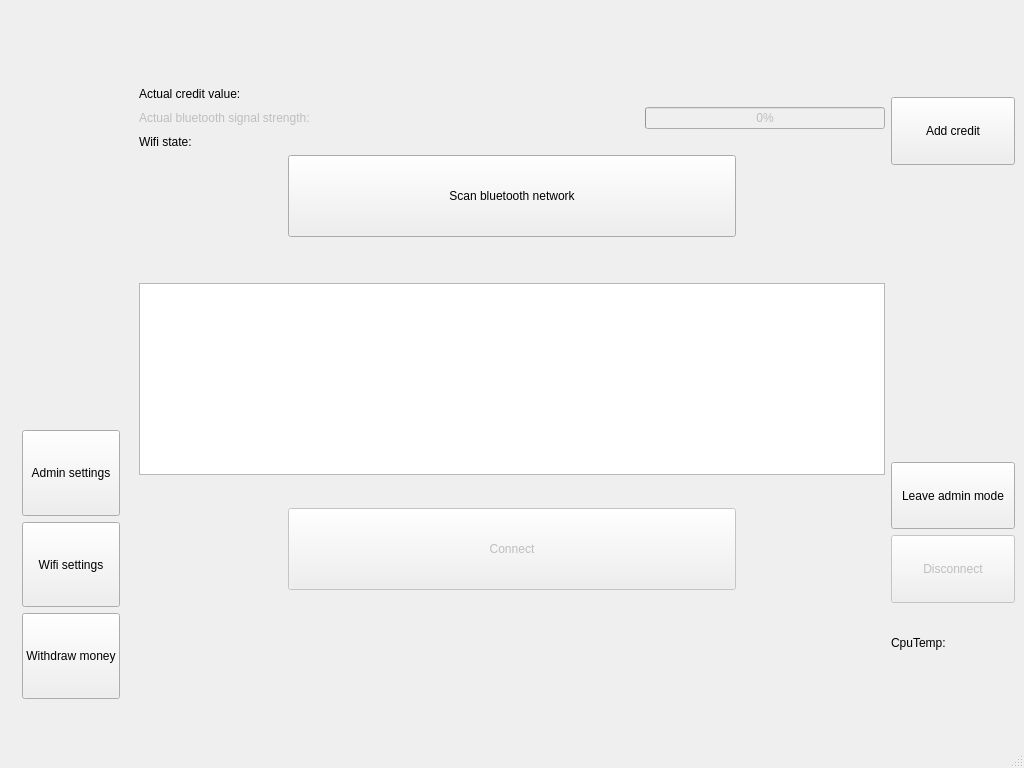
This is blue-app/ui/MainWindow.ui in matus-u/sz-bluetooth as Qt 5 draws it before an edit. The edited form follows.
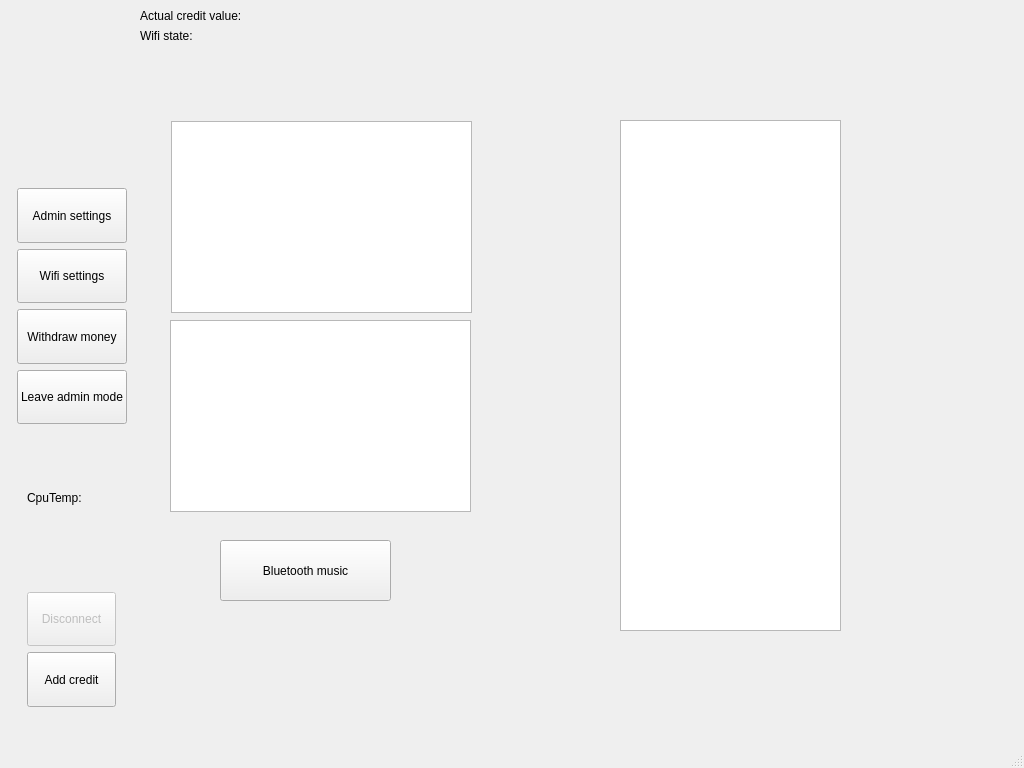
This is the edited form. The open tabs and pages were chosen to show the change.

Commit message: add first support for button handling

```diff
--- a/blue-app/ui/MainWindow.ui
+++ b/blue-app/ui/MainWindow.ui
@@ -16,7 +16,7 @@
   <widget class="QWidget" name="centralwidget">
    <layout class="QHBoxLayout" name="horizontalLayout_3" stretch="1,6,1">
     <item>
-     <layout class="QVBoxLayout" name="verticalLayout_3" stretch="1,10,7,1">
+     <layout class="QVBoxLayout" name="verticalLayout_3" stretch="1,3,10,0,8,1">
       <item>
        <spacer name="horizontalSpacer_5">
         <property name="orientation">
@@ -60,6 +60,13 @@
         </item>
         <item>
          <layout class="QVBoxLayout" name="verticalLayout_4">
+          <item>
+           <widget class="QLabel" name="adminLeaveLabel">
+            <property name="text">
+             <string/>
+            </property>
+           </widget>
+          </item>
           <item>
            <widget class="QPushButton" name="adminSettingsButton">
             <property name="sizePolicy">
@@ -99,6 +106,19 @@
             </property>
            </widget>
           </item>
+          <item>
+           <widget class="QPushButton" name="leaveAdminButton">
+            <property name="sizePolicy">
+             <sizepolicy hsizetype="Minimum" vsizetype="Minimum">
+              <horstretch>0</horstretch>
+              <verstretch>0</verstretch>
+             </sizepolicy>
+            </property>
+            <property name="text">
+             <string>Leave admin mode</string>
+            </property>
+           </widget>
+          </item>
          </layout>
         </item>
         <item>
@@ -116,6 +136,111 @@
         </item>
        </layout>
       </item>
+      <item>
+       <spacer name="verticalSpacer">
+        <property name="orientation">
+         <enum>Qt::Vertical</enum>
+        </property>
+        <property name="sizeHint" stdset="0">
+         <size>
+          <width>20</width>
+          <height>40</height>
+         </size>
+        </property>
+       </spacer>
+      </item>
+      <item>
+       <layout class="QHBoxLayout" name="horizontalLayout_7" stretch="1,5,1">
+        <item>
+         <spacer name="horizontalSpacer_9">
+          <property name="orientation">
+           <enum>Qt::Horizontal</enum>
+          </property>
+          <property name="sizeHint" stdset="0">
+           <size>
+            <width>40</width>
+            <height>20</height>
+           </size>
+          </property>
+         </spacer>
+        </item>
+        <item>
+         <layout class="QVBoxLayout" name="verticalLayout_6">
+          <item>
+           <widget class="QLabel" name="labelCpuTemp">
+            <property name="enabled">
+             <bool>true</bool>
+            </property>
+            <property name="sizePolicy">
+             <sizepolicy hsizetype="Minimum" vsizetype="Minimum">
+              <horstretch>0</horstretch>
+              <verstretch>0</verstretch>
+             </sizepolicy>
+            </property>
+            <property name="text">
+             <string>CpuTemp:</string>
+            </property>
+           </widget>
+          </item>
+          <item>
+           <widget class="QLabel" name="cpuTempValueLabel">
+            <property name="enabled">
+             <bool>true</bool>
+            </property>
+            <property name="text">
+             <string/>
+            </property>
+           </widget>
+          </item>
+          <item>
+           <widget class="QPushButton" name="disconnectButton">
+            <property name="enabled">
+             <bool>false</bool>
+            </property>
+            <property name="sizePolicy">
+             <sizepolicy hsizetype="Minimum" vsizetype="Minimum">
+              <horstretch>0</horstretch>
+              <verstretch>0</verstretch>
+             </sizepolicy>
+            </property>
+            <property name="text">
+             <string>Disconnect</string>
+            </property>
+           </widget>
+          </item>
+          <item>
+           <widget class="QPushButton" name="addCreditButton">
+            <property name="enabled">
+             <bool>true</bool>
+            </property>
+            <property name="sizePolicy">
+             <sizepolicy hsizetype="Minimum" vsizetype="Minimum">
+              <horstretch>0</horstretch>
+              <verstretch>0</verstretch>
+             </sizepolicy>
+            </property>
+            <property name="text">
+             <string>Add credit</string>
+            </property>
+           </widget>
+          </item>
+         </layout>
+        </item>
+        <item>
+         <spacer name="horizontalSpacer_10">
+          <property name="orientation">
+           <enum>Qt::Horizontal</enum>
+          </property>
+          <property name="sizeHint" stdset="0">
+           <size>
+            <width>40</width>
+            <height>20</height>
+           </size>
+          </property>
+         </spacer>
+        </item>
+       </layout>
+      </item>
       <item>
        <spacer name="verticalSpacer_7">
         <property name="orientation">
@@ -132,55 +257,7 @@
      </layout>
     </item>
     <item>
-     <layout class="QVBoxLayout" name="verticalLayout" stretch="1,0,0,3,0,0,1,3,0,0,0,1,0,0">
-      <item>
-       <spacer name="verticalSpacer_3">
-        <property name="orientation">
-         <enum>Qt::Vertical</enum>
-        </property>
-        <property name="sizeHint" stdset="0">
-         <size>
-          <width>20</width>
-          <height>40</height>
-         </size>
-        </property>
-       </spacer>
-      </item>
-      <item>
-       <layout class="QHBoxLayout" name="horizontalLayout_6" stretch="1,0">
-        <item>
-         <widget class="QLabel" name="insertNewCoinLabel">
-          <property name="font">
-           <font>
-            <pointsize>15</pointsize>
-           </font>
-          </property>
-          <property name="text">
-           <string/>
-          </property>
-         </widget>
-        </item>
-        <item>
-         <widget class="QLabel" name="coinImageLabel">
-          <property name="sizePolicy">
-           <sizepolicy hsizetype="Minimum" vsizetype="Minimum">
-            <horstretch>0</horstretch>
-            <verstretch>0</verstretch>
-           </sizepolicy>
-          </property>
-          <property name="minimumSize">
-           <size>
-            <width>45</width>
-            <height>45</height>
-           </size>
-          </property>
-          <property name="text">
-           <string/>
-          </property>
-         </widget>
-        </item>
-       </layout>
-      </item>
+     <layout class="QVBoxLayout" name="verticalLayout" stretch="0,0,0,0,0">
       <item>
        <layout class="QFormLayout" name="formLayout">
         <item row="0" column="0">
@@ -201,39 +278,13 @@
          </widget>
         </item>
         <item row="1" column="0">
-         <widget class="QLabel" name="signalStrengthLabel">
-          <property name="enabled">
-           <bool>false</bool>
-          </property>
-          <property name="minimumSize">
-           <size>
-            <width>500</width>
-            <height>0</height>
-           </size>
-          </property>
-          <property name="text">
-           <string>Actual bluetooth signal strength:</string>
-          </property>
-         </widget>
-        </item>
-        <item row="1" column="1">
-         <widget class="QProgressBar" name="signalStrengthProgressBar">
-          <property name="enabled">
-           <bool>false</bool>
-          </property>
-          <property name="value">
-           <number>0</number>
-          </property>
-         </widget>
-        </item>
-        <item row="2" column="0">
          <widget class="QLabel" name="label_2">
           <property name="text">
            <string>Wifi state:</string>
           </property>
          </widget>
         </item>
-        <item row="2" column="1">
+        <item row="1" column="1">
          <widget class="QLabel" name="wifiStateLabel">
           <property name="text">
            <string/>
@@ -246,6 +297,164 @@
        </layout>
       </item>
       <item>
+       <layout class="QHBoxLayout" name="horizontalLayout_6" stretch="1,0">
+        <item>
+         <widget class="QLabel" name="insertNewCoinLabel">
+          <property name="font">
+           <font>
+            <pointsize>15</pointsize>
+           </font>
+          </property>
+          <property name="text">
+           <string/>
+          </property>
+         </widget>
+        </item>
+        <item>
+         <widget class="QLabel" name="coinImageLabel">
+          <property name="sizePolicy">
+           <sizepolicy hsizetype="Minimum" vsizetype="Minimum">
+            <horstretch>0</horstretch>
+            <verstretch>0</verstretch>
+           </sizepolicy>
+          </property>
+          <property name="minimumSize">
+           <size>
+            <width>45</width>
+            <height>45</height>
+           </size>
+          </property>
+          <property name="text">
+           <string/>
+          </property>
+         </widget>
+        </item>
+       </layout>
+      </item>
+      <item>
+       <widget class="QStackedWidget" name="stackedWidget">
+        <property name="sizePolicy">
+         <sizepolicy hsizetype="Expanding" vsizetype="Preferred">
+          <horstretch>0</horstretch>
+          <verstretch>0</verstretch>
+         </sizepolicy>
+        </property>
+        <property name="currentIndex">
+         <number>1</number>
+        </property>
+        <widget class="QWidget" name="pageMain">
+         <widget class="QTableWidget" name="genreWidget">
+          <property name="geometry">
+           <rect>
+            <x>31</x>
+            <y>21</y>
+            <width>301</width>
+            <height>192</height>
+           </rect>
+          </property>
+          <property name="styleSheet">
+           <string notr="true">QWidget:focus {  border : 2px solid red; }</string>
+          </property>
+          <property name="editTriggers">
+           <set>QAbstractItemView::NoEditTriggers</set>
+          </property>
+          <property name="selectionMode">
+           <enum>QAbstractItemView::SingleSelection</enum>
+          </property>
+          <property name="selectionBehavior">
+           <enum>QAbstractItemView::SelectRows</enum>
+          </property>
+          <property name="showGrid">
+           <bool>false</bool>
+          </property>
+          <property name="columnCount">
+           <number>1</number>
+          </property>
+          <attribute name="horizontalHeaderVisible">
+           <bool>false</bool>
+          </attribute>
+          <attribute name="horizontalHeaderMinimumSectionSize">
+           <number>200</number>
+          </attribute>
+          <attribute name="verticalHeaderVisible">
+           <bool>false</bool>
+          </attribute>
+          <attribute name="verticalHeaderMinimumSectionSize">
+           <number>35</number>
+          </attribute>
+          <column/>
+         </widget>
+         <widget class="QTableWidget" name="songsWidget">
+          <property name="geometry">
+           <rect>
+            <x>30</x>
+            <y>220</y>
+            <width>301</width>
+            <height>192</height>
+           </rect>
+          </property>
+          <property name="styleSheet">
+           <string notr="true">QWidget:focus {  border : 2px solid red; }</string>
+          </property>
+          <property name="editTriggers">
+           <set>QAbstractItemView::NoEditTriggers</set>
+          </property>
+          <property name="selectionMode">
+           <enum>QAbstractItemView::SingleSelection</enum>
+          </property>
+          <property name="selectionBehavior">
+           <enum>QAbstractItemView::SelectRows</enum>
+          </property>
+          <property name="showGrid">
+           <bool>false</bool>
+          </property>
+          <property name="columnCount">
+           <number>1</number>
+          </property>
+          <attribute name="horizontalHeaderVisible">
+           <bool>false</bool>
+          </attribute>
+          <attribute name="horizontalHeaderMinimumSectionSize">
+           <number>100</number>
+          </attribute>
+          <attribute name="verticalHeaderVisible">
+           <bool>false</bool>
+          </attribute>
+          <attribute name="verticalHeaderMinimumSectionSize">
+           <number>35</number>
+          </attribute>
+          <column/>
+         </widget>
+         <widget class="QTableWidget" name="newPlayQueueWidget">
+          <property name="geometry">
+           <rect>
+            <x>480</x>
+            <y>20</y>
+            <width>221</width>
+            <height>511</height>
+           </rect>
+          </property>
+         </widget>
+         <widget class="QPushButton" name="bluetoothButton">
+          <property name="geometry">
+           <rect>
+            <x>80</x>
+            <y>440</y>
+            <width>171</width>
+            <height>61</height>
+           </rect>
+          </property>
+          <property name="styleSheet">
+           <string notr="true">QWidget:focus {  background-color: red; }</string>
+          </property>
+          <property name="text">
+           <string>Bluetooth music</string>
+          </property>
+         </widget>
+        </widget>
+        <widget class="QWidget" name="pageBluetooth">
+         <layout class="QVBoxLayout" name="verticalLayout_5" stretch="1,2,1,0,0">
+          <item>
        <layout class="QHBoxLayout" name="horizontalLayout" stretch="1,3,1">
         <item>
          <spacer name="horizontalSpacer">
@@ -263,11 +472,14 @@
         <item>
          <widget class="QPushButton" name="scanButton">
           <property name="sizePolicy">
-           <sizepolicy hsizetype="Minimum" vsizetype="Minimum">
+               <sizepolicy hsizetype="Minimum" vsizetype="MinimumExpanding">
             <horstretch>0</horstretch>
             <verstretch>0</verstretch>
            </sizepolicy>
           </property>
+              <property name="styleSheet">
+               <string notr="true">QWidget:focus {  background-color: red; }</string>
+              </property>
           <property name="text">
            <string>Scan bluetooth network</string>
           </property>
@@ -288,21 +500,11 @@
         </item>
        </layout>
       </item>
-      <item>
-       <spacer name="verticalSpacer_6">
-        <property name="orientation">
-         <enum>Qt::Vertical</enum>
-        </property>
-        <property name="sizeHint" stdset="0">
-         <size>
-          <width>20</width>
-          <height>40</height>
-         </size>
-        </property>
-       </spacer>
-      </item>
       <item>
        <widget class="QTableWidget" name="devicesWidget">
+            <property name="styleSheet">
+             <string notr="true">QWidget:focus {  border : 2px solid red; }</string>
+            </property>
         <property name="selectionMode">
          <enum>QAbstractItemView::SingleSelection</enum>
         </property>
@@ -332,20 +534,7 @@
        </widget>
       </item>
       <item>
-       <spacer name="verticalSpacer_2">
-        <property name="orientation">
-         <enum>Qt::Vertical</enum>
-        </property>
-        <property name="sizeHint" stdset="0">
-         <size>
-          <width>20</width>
-          <height>40</height>
-         </size>
-        </property>
-       </spacer>
-      </item>
-      <item>
-       <layout class="QHBoxLayout" name="horizontalLayout_2" stretch="1,3,1">
+           <layout class="QHBoxLayout" name="horizontalLayout_2" stretch="1,3,3,1">
         <item>
          <spacer name="horizontalSpacer_3">
           <property name="orientation">
@@ -365,11 +554,14 @@
            <bool>false</bool>
           </property>
           <property name="sizePolicy">
-           <sizepolicy hsizetype="Minimum" vsizetype="Minimum">
+               <sizepolicy hsizetype="Minimum" vsizetype="MinimumExpanding">
             <horstretch>0</horstretch>
             <verstretch>0</verstretch>
            </sizepolicy>
           </property>
+              <property name="styleSheet">
+               <string notr="true">QWidget:focus {  background-color: red; }</string>
+              </property>
           <property name="text">
            <string>Connect</string>
           </property>
@@ -390,19 +582,6 @@
         </item>
        </layout>
       </item>
-      <item>
-       <spacer name="verticalSpacer_5">
-        <property name="orientation">
-         <enum>Qt::Vertical</enum>
-        </property>
-        <property name="sizeHint" stdset="0">
-         <size>
-          <width>20</width>
-          <height>40</height>
-         </size>
-        </property>
-       </spacer>
-      </item>
       <item>
        <layout class="QHBoxLayout" name="horizontalLayout_4">
         <item>
@@ -434,21 +613,18 @@
         </property>
        </widget>
       </item>
-      <item>
-       <spacer name="verticalSpacer_4">
-        <property name="orientation">
-         <enum>Qt::Vertical</enum>
-        </property>
-        <property name="sizeHint" stdset="0">
-         <size>
-          <width>20</width>
-          <height>40</height>
-         </size>
-        </property>
-       </spacer>
+         </layout>
+        </widget>
+       </widget>
       </item>
       <item>
        <widget class="QLabel" name="nameLabel">
+        <property name="sizePolicy">
+         <sizepolicy hsizetype="Expanding" vsizetype="Preferred">
+          <horstretch>0</horstretch>
+          <verstretch>0</verstretch>
+         </sizepolicy>
+        </property>
         <property name="text">
          <string/>
         </property>
@@ -464,7 +640,7 @@
      </layout>
     </item>
     <item>
-     <layout class="QVBoxLayout" name="verticalLayout_2" stretch="0,1,1,4,0,1,1,1,0,0">
+     <layout class="QVBoxLayout" name="verticalLayout_2" stretch="0">
       <item>
        <spacer name="horizontalSpacer_6">
         <property name="orientation">
@@ -478,117 +654,6 @@
         </property>
        </spacer>
       </item>
-      <item>
-       <spacer name="verticalSpacer">
-        <property name="orientation">
-         <enum>Qt::Vertical</enum>
-        </property>
-        <property name="sizeHint" stdset="0">
-         <size>
-          <width>20</width>
-          <height>40</height>
-         </size>
-        </property>
-       </spacer>
-      </item>
-      <item>
-       <widget class="QPushButton" name="addCreditButton">
-        <property name="enabled">
-         <bool>true</bool>
-        </property>
-        <property name="sizePolicy">
-         <sizepolicy hsizetype="Minimum" vsizetype="Minimum">
-          <horstretch>0</horstretch>
-          <verstretch>0</verstretch>
-         </sizepolicy>
-        </property>
-        <property name="text">
-         <string>Add credit</string>
-        </property>
-       </widget>
-      </item>
-      <item>
-       <spacer name="verticalSpacer_9">
-        <property name="orientation">
-         <enum>Qt::Vertical</enum>
-        </property>
-        <property name="sizeHint" stdset="0">
-         <size>
-          <width>20</width>
-          <height>40</height>
-         </size>
-        </property>
-       </spacer>
-      </item>
-      <item>
-       <widget class="QLabel" name="adminLeaveLabel">
-        <property name="text">
-         <string/>
-        </property>
-       </widget>
-      </item>
-      <item>
-       <widget class="QPushButton" name="leaveAdminButton">
-        <property name="sizePolicy">
-         <sizepolicy hsizetype="Minimum" vsizetype="Minimum">
-          <horstretch>0</horstretch>
-          <verstretch>0</verstretch>
-         </sizepolicy>
-        </property>
-        <property name="text">
-         <string>Leave admin mode</string>
-        </property>
-       </widget>
-      </item>
-      <item>
-       <widget class="QPushButton" name="disconnectButton">
-        <property name="enabled">
-         <bool>false</bool>
-        </property>
-        <property name="sizePolicy">
-         <sizepolicy hsizetype="Minimum" vsizetype="Minimum">
-          <horstretch>0</horstretch>
-          <verstretch>0</verstretch>
-         </sizepolicy>
-        </property>
-        <property name="text">
-         <string>Disconnect</string>
-        </property>
-       </widget>
-      </item>
-      <item>
-       <widget class="QLabel" name="labelCpuTemp">
-        <property name="enabled">
-         <bool>true</bool>
-        </property>
-        <property name="text">
-         <string>CpuTemp:</string>
-        </property>
-       </widget>
-      </item>
-      <item>
-       <widget class="QLabel" name="cpuTempValueLabel">
-        <property name="enabled">
-         <bool>true</bool>
-        </property>
-        <property name="text">
-         <string/>
-        </property>
-       </widget>
-      </item>
-      <item>
-       <spacer name="verticalSpacer_11">
-        <property name="orientation">
-         <enum>Qt::Vertical</enum>
-        </property>
-        <property name="sizeHint" stdset="0">
-         <size>
-          <width>20</width>
-          <height>40</height>
-         </size>
-        </property>
-       </spacer>
-      </item>
      </layout>
     </item>
    </layout>
```
Left out of the diff: 16 changed lines with no effect on the pictures. Lines whose indentation alone changed are shown as unchanged. The commit also changes 10 other files.
